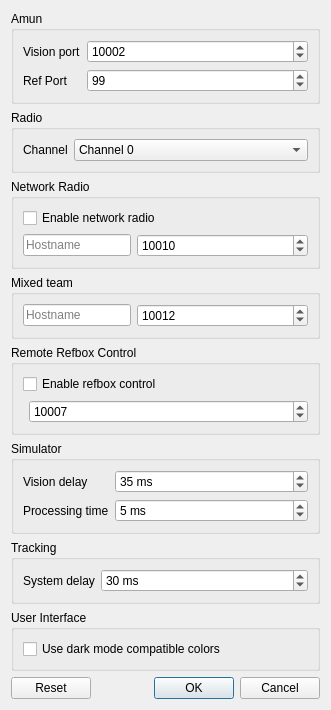
Qt form src/ra/configdialog.ui (robotics-erlangen/framework) before a commit.
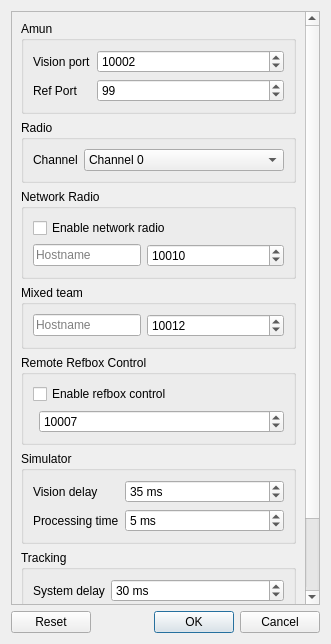
The same form after that commit.

Commit message:
Ra: configdialog: move content to scroll widget
As I could not use it otherwise

```diff
--- a/src/ra/configdialog.ui
+++ b/src/ra/configdialog.ui
@@ -7,7 +7,7 @@
     <x>0</x>
     <y>0</y>
     <width>331</width>
-    <height>708</height>
+    <height>644</height>
    </rect>
   </property>
   <property name="windowTitle">
@@ -15,6 +15,30 @@
   </property>
   <layout class="QVBoxLayout" name="verticalLayout">
    <item>
+    <widget class="QScrollArea" name="scrollArea">
+     <property name="widgetResizable">
+      <bool>true</bool>
+     </property>
+     <property name="alignment">
+      <set>Qt::AlignLeading|Qt::AlignLeft|Qt::AlignTop</set>
+     </property>
+     <widget class="QWidget" name="scrollAreaWidgetContents">
+      <property name="geometry">
+       <rect>
+        <x>0</x>
+        <y>0</y>
+        <width>297</width>
+        <height>764</height>
+       </rect>
+      </property>
+      <property name="maximumSize">
+       <size>
+        <width>297</width>
+        <height>16777215</height>
+       </size>
+      </property>
+      <layout class="QVBoxLayout" name="verticalLayout_2">
+       <item>
     <widget class="QGroupBox" name="groupBox_4">
      <property name="title">
       <string>Amun</string>
@@ -342,18 +366,9 @@
      </layout>
     </widget>
    </item>
-   <item>
-    <spacer name="verticalSpacer">
-     <property name="orientation">
-      <enum>Qt::Vertical</enum>
-     </property>
-     <property name="sizeHint" stdset="0">
-      <size>
-       <width>20</width>
-       <height>40</height>
-      </size>
-     </property>
-    </spacer>
+      </layout>
+     </widget>
+    </widget>
    </item>
    <item>
     <widget class="QDialogButtonBox" name="buttonBox">
```
Lines whose indentation alone changed are shown as unchanged.
